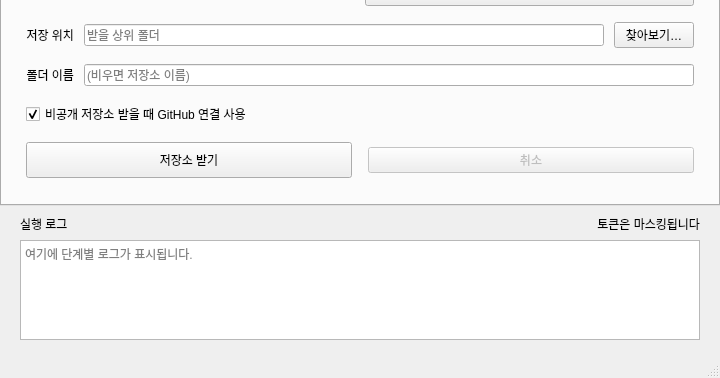
Above: ui/main_window.ui from seongbin45/CloneUp before the change; both pictures show x 0 to 720 and y 214 to 592 of the 720 by 592 pixel window. Below: the same form after it.
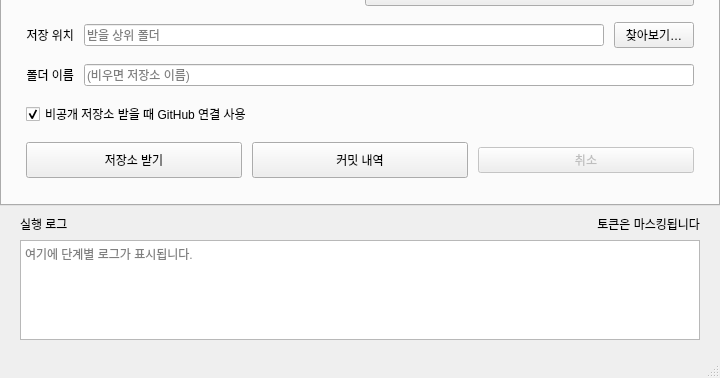
That is the form after the change. The open tabs and pages were chosen to show the change.

Commit message:
feat: open commit history from the clone (받기) tab
Add 커밋 내역 next to 저장소 받기. Uses 저장 위치/폴더 이름 when that
local repo exists; otherwise offers a folder picker. Shares the same
read-only history dialog as the sync tab.

The edit to the form file:
```diff
--- a/ui/main_window.ui
+++ b/ui/main_window.ui
@@ -636,6 +636,9 @@
         </item>
         <item>
          <layout class="QHBoxLayout" name="cloneButtonLayout">
+          <property name="spacing">
+           <number>10</number>
+          </property>
           <item>
            <widget class="QPushButton" name="btnClone">
             <property name="text">
@@ -649,6 +652,22 @@
             </property>
            </widget>
           </item>
+          <item>
+           <widget class="QPushButton" name="btnCloneHistory">
+            <property name="text">
+             <string>커밋 내역</string>
+            </property>
+            <property name="toolTip">
+             <string>이미 받아 둔 로컬 폴더의 커밋을 읽기 전용으로 봅니다. 저장 위치·폴더 이름에 .git 이 있으면 바로 열고, 없으면 폴더를 고를 수 있습니다.</string>
+            </property>
+            <property name="minimumSize">
+             <size>
+              <width>0</width>
+              <height>36</height>
+             </size>
+            </property>
+           </widget>
+          </item>
           <item>
            <widget class="QPushButton" name="btnCloneCancel">
             <property name="enabled">
```
The commit also changes 3 other files.
